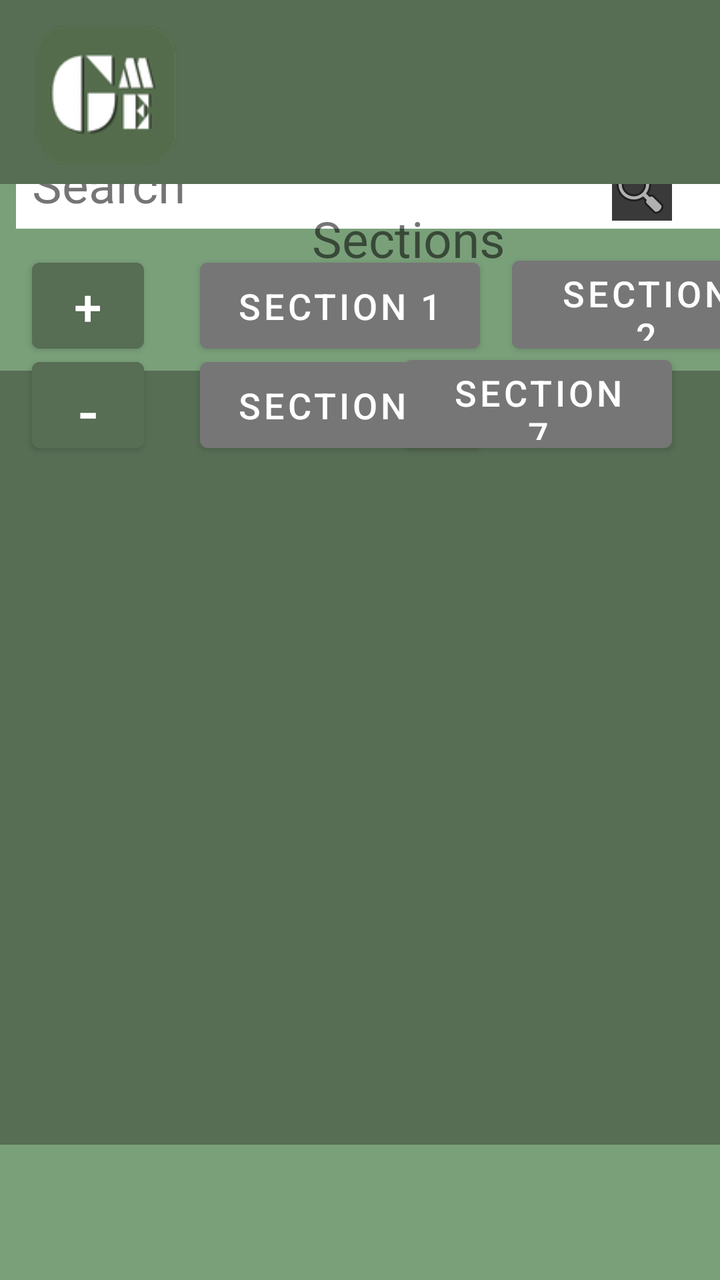
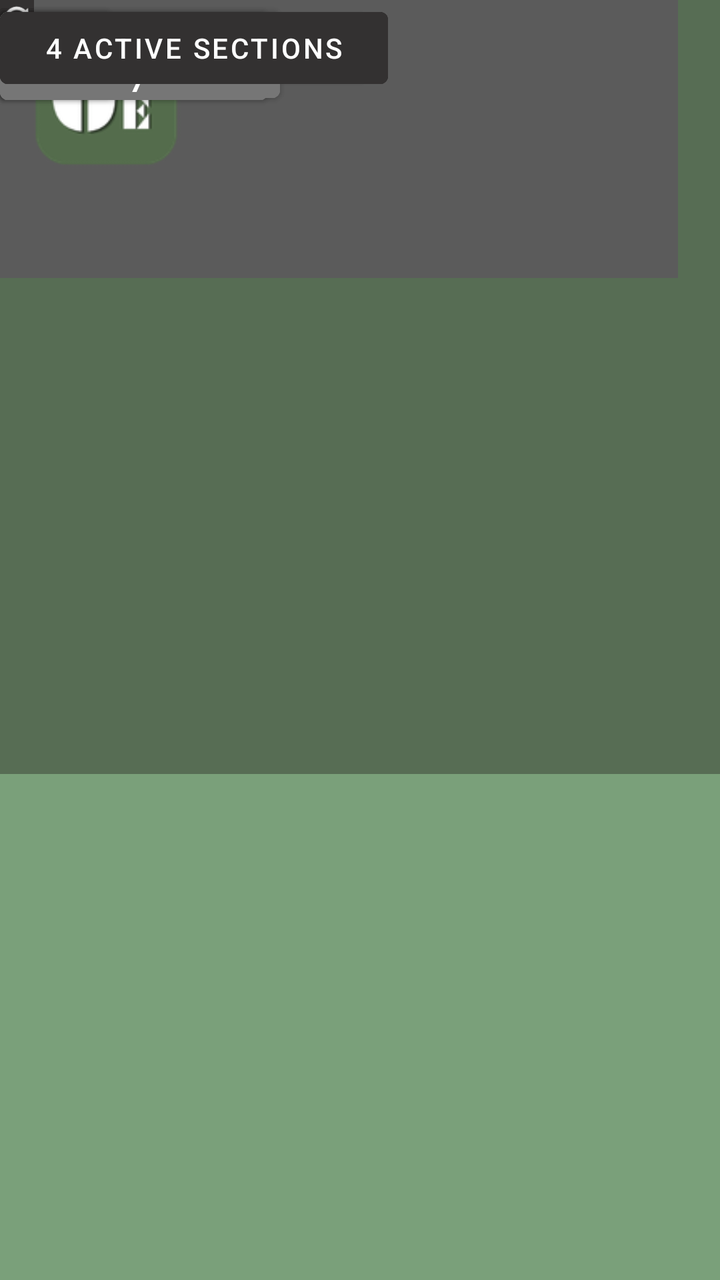

Before-and-after screenshots of an Android layout around one commit, followed by the original layout XML and the change that was made.
<!-- AndroidManifest.xml: application theme Theme.GradingMadeEasy -->
<!-- res/layout/activity_dashboard.xml -->
<?xml version="1.0" encoding="utf-8"?>
<androidx.constraintlayout.widget.ConstraintLayout xmlns:android="http://schemas.android.com/apk/res/android"
    xmlns:app="http://schemas.android.com/apk/res-auto"
    xmlns:tools="http://schemas.android.com/tools"
    android:id="@+id/main"
    android:layout_width="match_parent"
    android:layout_height="match_parent"
    android:background="#5C7358"
    android:backgroundTint="@color/white"
    tools:context=".Dashboard">

    <TextView
        android:id="@+id/textView6"
        android:layout_width="410dp"
        android:layout_height="93dp"
        android:layout_marginStart="4dp"
        android:background="#576D54"
        app:layout_constraintBottom_toBottomOf="parent"
        app:layout_constraintStart_toStartOf="parent"
        app:layout_constraintTop_toTopOf="parent"
        app:layout_constraintVertical_bias="0.0" />

    <TextView
        android:id="@+id/textView7"
        android:layout_width="427dp"
        android:layout_height="77dp"
        android:background="#576D54"
        app:layout_constraintBottom_toBottomOf="parent"
        app:layout_constraintEnd_toEndOf="parent"
        app:layout_constraintTop_toTopOf="parent"
        app:layout_constraintVertical_bias="1.0" />

    <TextView
        android:id="@+id/textView8"
        android:layout_width="417dp"
        android:layout_height="725dp"
        android:background="#7AA07A"
        app:layout_constraintBottom_toBottomOf="@+id/textView7"
        app:layout_constraintStart_toStartOf="parent"
        app:layout_constraintTop_toTopOf="@+id/textView6"
        app:layout_constraintVertical_bias="0.554" />

    <TextView
        android:id="@+id/textView9"
        android:layout_width="392dp"
        android:layout_height="37dp"
        android:layout_marginStart="8dp"
        android:background="#FFFFFF"
        app:layout_constraintBottom_toBottomOf="parent"
        app:layout_constraintStart_toStartOf="parent"
        app:layout_constraintTop_toTopOf="parent"
        app:layout_constraintVertical_bias="0.128" />

    <TextView
        android:id="@+id/textView11"
        android:layout_width="84dp"
        android:layout_height="39dp"
        android:layout_marginStart="16dp"
        android:text="Search"
        android:textSize="25sp"
        app:layout_constraintBottom_toBottomOf="parent"
        app:layout_constraintStart_toStartOf="parent"
        app:layout_constraintTop_toTopOf="parent"
        app:layout_constraintVertical_bias="0.125" />

    <TextView
        android:id="@+id/textView12"
        android:layout_width="30dp"
        android:layout_height="31dp"
        android:layout_marginEnd="24dp"
        android:background="#3A3A3A"
        app:layout_constraintBottom_toBottomOf="parent"
        app:layout_constraintEnd_toEndOf="parent"
        app:layout_constraintTop_toTopOf="parent"
        app:layout_constraintVertical_bias="0.13" />

    <ImageView
        android:id="@+id/imageView9"
        android:layout_width="wrap_content"
        android:layout_height="wrap_content"
        android:layout_marginEnd="24dp"
        app:layout_constraintBottom_toBottomOf="parent"
        app:layout_constraintEnd_toEndOf="parent"
        app:layout_constraintTop_toTopOf="parent"
        app:layout_constraintVertical_bias="0.13"
        app:srcCompat="@android:drawable/ic_menu_search" />

    <Button
        android:id="@+id/button3"
        android:layout_width="56dp"
        android:layout_height="55dp"
        android:layout_marginStart="16dp"
        android:backgroundTint="#576d54"
        android:text="+"
        android:textSize="25sp"
        app:layout_constraintBottom_toBottomOf="parent"
        app:layout_constraintStart_toStartOf="parent"
        app:layout_constraintTop_toTopOf="parent"
        app:layout_constraintVertical_bias="0.214" />

    <Button
        android:id="@+id/button8"
        android:layout_width="56dp"
        android:layout_height="55dp"
        android:layout_marginStart="16dp"
        android:backgroundTint="#576d54"
        android:text="-"
        android:textSize="30sp"
        app:layout_constraintBottom_toBottomOf="parent"
        app:layout_constraintStart_toStartOf="parent"
        app:layout_constraintTop_toTopOf="parent"
        app:layout_constraintVertical_bias="0.299" />

    <Button
        android:layout_width="140dp"
        android:layout_height="55dp"
        android:layout_marginStart="100dp"
        android:backgroundTint="#767676"
        android:text="Section 1"
        android:textSize="18sp"
        app:layout_constraintBottom_toBottomOf="parent"
        app:layout_constraintStart_toStartOf="parent"
        app:layout_constraintTop_toTopOf="parent"
        app:layout_constraintVertical_bias="0.214" />

    <Button
        android:id="@+id/button6"
        android:layout_width="140dp"
        android:layout_height="55dp"
        android:layout_marginStart="100dp"
        android:backgroundTint="#767676"
        android:text="Section 6"
        android:textSize="18sp"
        app:layout_constraintBottom_toBottomOf="parent"
        app:layout_constraintStart_toStartOf="parent"
        app:layout_constraintTop_toTopOf="parent"
        app:layout_constraintVertical_bias="0.299" />

    <TextView
        android:id="@+id/textView16"
        android:layout_width="432dp"
        android:layout_height="92dp"
        android:background="#576D54"
        app:layout_constraintBottom_toBottomOf="parent"
        app:layout_constraintStart_toStartOf="parent"
        app:layout_constraintTop_toTopOf="parent"
        app:layout_constraintVertical_bias="0.0" />

    <TextView
        android:id="@+id/textView15"
        android:layout_width="wrap_content"
        android:layout_height="wrap_content"
        android:layout_marginStart="156dp"
        android:text="Sections"
        android:textSize="25dp"
        app:layout_constraintBottom_toBottomOf="parent"
        app:layout_constraintStart_toStartOf="parent"
        app:layout_constraintTop_toTopOf="parent"
        app:layout_constraintVertical_bias="0.169" />

    <Button
        android:id="@+id/button5"
        android:layout_width="134dp"
        android:layout_height="56dp"
        android:layout_marginStart="256dp"
        android:backgroundTint="#767676"
        android:text="Section 2"
        android:textSize="18sp"
        app:layout_constraintBottom_toBottomOf="parent"
        app:layout_constraintStart_toStartOf="parent"
        app:layout_constraintTop_toTopOf="parent"
        app:layout_constraintVertical_bias="0.213" />

    <Button
        android:id="@+id/button7"
        android:layout_width="134dp"
        android:layout_height="56dp"
        android:layout_marginEnd="24dp"
        android:backgroundTint="#767676"
        android:text="Section 7"
        android:textSize="18sp"
        app:layout_constraintBottom_toBottomOf="parent"
        app:layout_constraintEnd_toEndOf="parent"
        app:layout_constraintTop_toTopOf="parent"
        app:layout_constraintVertical_bias="0.298" />

    <TextView
        android:id="@+id/textView2"
        android:layout_width="368dp"
        android:layout_height="387dp"
        android:background="#576D54"
        app:layout_constraintBottom_toBottomOf="@+id/textView7"
        app:layout_constraintEnd_toEndOf="parent"
        app:layout_constraintHorizontal_bias="0.372"
        app:layout_constraintStart_toStartOf="parent"
        app:layout_constraintTop_toTopOf="parent"
        app:layout_constraintVertical_bias="0.732" />

    <TextView
        android:id="@+id/textView3"
        android:layout_width="339dp"
        android:layout_height="139dp"
        android:layout_marginStart="31dp"
        android:layout_marginTop="400dp"
        android:layout_marginBottom="352dp"
        android:background="#5B5B5B"
        app:layout_constraintBottom_toBottomOf="parent"
        app:layout_constraintStart_toStartOf="parent"
        app:layout_constraintTop_toTopOf="parent" />

    <TextView
        android:id="@+id/textView5"
        android:layout_width="337dp"
        android:layout_height="62dp"
        android:layout_marginStart="31dp"
        android:layout_marginTop="567dp"
        android:layout_marginBottom="262dp"
        android:background="#5B5B5B"
        app:layout_constraintBottom_toBottomOf="parent"
        app:layout_constraintStart_toStartOf="parent"
        app:layout_constraintTop_toTopOf="parent" />

    <TextView
        android:id="@+id/textView10"
        android:layout_width="337dp"
        android:layout_height="54dp"
        android:layout_marginTop="671dp"
        android:layout_marginEnd="43dp"
        android:layout_marginBottom="166dp"
        android:background="#5B5B5B"
        app:layout_constraintBottom_toBottomOf="parent"
        app:layout_constraintEnd_toEndOf="parent"
        app:layout_constraintTop_toTopOf="parent" />

    <Button
        android:id="@+id/button"
        android:layout_width="194dp"
        android:layout_height="48dp"
        android:layout_marginStart="100dp"
        android:layout_marginTop="574dp"
        android:layout_marginBottom="269dp"
        android:backgroundTint="#333131"
        android:text="10 Sections"
        app:layout_constraintBottom_toBottomOf="parent"
        app:layout_constraintStart_toStartOf="parent"
        app:layout_constraintTop_toTopOf="parent"
        app:layout_constraintVertical_bias="0.0" />

    <Button
        android:id="@+id/button2"
        android:layout_width="194dp"
        android:layout_height="48dp"
        android:layout_marginStart="100dp"
        android:layout_marginTop="671dp"
        android:layout_marginBottom="172dp"
        android:backgroundTint="#333131"
        android:text="4 active sections"
        app:layout_constraintBottom_toBottomOf="parent"
        app:layout_constraintStart_toStartOf="parent"
        app:layout_constraintTop_toTopOf="parent" />

    <ImageView
        android:id="@+id/imageView3"
        android:layout_width="17dp"
        android:layout_height="19dp"
        android:layout_marginStart="337dp"
        android:layout_marginTop="680dp"
        android:layout_marginBottom="192dp"
        android:background="#333131"
        android:backgroundTint="#333131"
        app:layout_constraintBottom_toBottomOf="parent"
        app:layout_constraintStart_toStartOf="parent"
        app:layout_constraintTop_toTopOf="parent"
        app:srcCompat="@android:drawable/ic_popup_sync" />

    <ImageView
        android:id="@+id/AppIconSectionCreation"
        android:layout_width="89dp"
        android:layout_height="87dp"
        android:layout_marginStart="8dp"
        android:layout_marginTop="4dp"
        android:translationZ="@dimen/_2sdp"
        app:layout_constraintStart_toStartOf="parent"
        app:layout_constraintTop_toTopOf="parent"
        app:srcCompat="@drawable/gradingmadeeasylogo" />

</androidx.constraintlayout.widget.ConstraintLayout>
<!-- resources referenced by this layout -->
<resources>
  <color name="white">#FFFFFFFF</color>
  <!-- drawable gradingmadeeasylogo: png bitmap (drawable, 6187 bytes) -->
  <style name="Theme.GradingMadeEasy" parent="Theme.MaterialComponents.DayNight.NoActionBar">
          
          <item name="colorPrimary">@color/purple_500</item>
          <item name="colorPrimaryVariant">@color/purple_700</item>
          <item name="colorOnPrimary">@color/white</item>
          
          <item name="colorSecondary">@color/teal_200</item>
          <item name="colorSecondaryVariant">@color/teal_700</item>
          <item name="colorOnSecondary">@color/black</item>
          
          <item name="android:statusBarColor">?attr/colorPrimaryVariant</item>
          
      </style>
  <color name="purple_500">#FF6200EE</color>
  <color name="purple_700">#FF3700B3</color>
  <color name="teal_200">#FF03DAC5</color>
  <color name="teal_700">#FF018786</color>
  <color name="black">#FF000000</color>
</resources>

<!-- the commit's change to res/layout/activity_dashboard.xml (unified diff, before → after) -->
@@ -7,271 +7,262 @@
     android:layout_height="match_parent"
     android:background="#5C7358"
     android:backgroundTint="@color/white"
-    tools:context=".Dashboard">
+    tools:context=".Dashboard" >
 
     <TextView
         android:id="@+id/textView6"
         android:layout_width="410dp"
         android:layout_height="93dp"
-        android:layout_marginStart="4dp"
-        android:background="#576D54"
-        app:layout_constraintBottom_toBottomOf="parent"
-        app:layout_constraintStart_toStartOf="parent"
-        app:layout_constraintTop_toTopOf="parent"
-        app:layout_constraintVertical_bias="0.0" />
+        android:background="#576D54"
+        tools:layout_editor_absoluteX="-1dp"
+        tools:layout_editor_absoluteY="-1dp" />
 
     <TextView
         android:id="@+id/textView7"
         android:layout_width="427dp"
         android:layout_height="77dp"
         android:background="#576D54"
-        app:layout_constraintBottom_toBottomOf="parent"
-        app:layout_constraintEnd_toEndOf="parent"
-        app:layout_constraintTop_toTopOf="parent"
-        app:layout_constraintVertical_bias="1.0" />
+        tools:layout_editor_absoluteX="-15dp"
+        tools:layout_editor_absoluteY="816dp" />
 
     <TextView
         android:id="@+id/textView8"
         android:layout_width="417dp"
         android:layout_height="725dp"
         android:background="#7AA07A"
-        app:layout_constraintBottom_toBottomOf="@+id/textView7"
-        app:layout_constraintStart_toStartOf="parent"
-        app:layout_constraintTop_toTopOf="@+id/textView6"
-        app:layout_constraintVertical_bias="0.554" />
+        tools:layout_editor_absoluteX="0dp"
+        tools:layout_editor_absoluteY="91dp" />
 
     <TextView
         android:id="@+id/textView9"
         android:layout_width="392dp"
         android:layout_height="37dp"
-        android:layout_marginStart="8dp"
         android:background="#FFFFFF"
-        app:layout_constraintBottom_toBottomOf="parent"
-        app:layout_constraintStart_toStartOf="parent"
-        app:layout_constraintTop_toTopOf="parent"
-        app:layout_constraintVertical_bias="0.128" />
+        tools:layout_editor_absoluteX="9dp"
+        tools:layout_editor_absoluteY="110dp" />
 
     <TextView
         android:id="@+id/textView11"
         android:layout_width="84dp"
         android:layout_height="39dp"
-        android:layout_marginStart="16dp"
         android:text="Search"
-        android:textSize="25sp"
-        app:layout_constraintBottom_toBottomOf="parent"
-        app:layout_constraintStart_toStartOf="parent"
-        app:layout_constraintTop_toTopOf="parent"
-        app:layout_constraintVertical_bias="0.125" />
+        android:textSize="25dp"
+        tools:layout_editor_absoluteX="16dp"
+        tools:layout_editor_absoluteY="110dp" />
 
     <TextView
         android:id="@+id/textView12"
         android:layout_width="30dp"
         android:layout_height="31dp"
-        android:layout_marginEnd="24dp"
         android:background="#3A3A3A"
-        app:layout_constraintBottom_toBottomOf="parent"
-        app:layout_constraintEnd_toEndOf="parent"
-        app:layout_constraintTop_toTopOf="parent"
-        app:layout_constraintVertical_bias="0.13" />
+        tools:layout_editor_absoluteX="360dp"
+        tools:layout_editor_absoluteY="112dp" />
 
     <ImageView
         android:id="@+id/imageView9"
         android:layout_width="wrap_content"
         android:layout_height="wrap_content"
-        android:layout_marginEnd="24dp"
-        app:layout_constraintBottom_toBottomOf="parent"
-        app:layout_constraintEnd_toEndOf="parent"
-        app:layout_constraintTop_toTopOf="parent"
-        app:layout_constraintVertical_bias="0.13"
-        app:srcCompat="@android:drawable/ic_menu_search" />
+        app:srcCompat="@android:drawable/ic_menu_search"
+        tools:layout_editor_absoluteX="358dp"
+        tools:layout_editor_absoluteY="112dp" />
 
     <Button
         android:id="@+id/button3"
         android:layout_width="56dp"
         android:layout_height="55dp"
-        android:layout_marginStart="16dp"
         android:backgroundTint="#576d54"
         android:text="+"
-        android:textSize="25sp"
-        app:layout_constraintBottom_toBottomOf="parent"
-        app:layout_constraintStart_toStartOf="parent"
-        app:layout_constraintTop_toTopOf="parent"
-        app:layout_constraintVertical_bias="0.214" />
+        android:textSize="25dp"
+        tools:layout_editor_absoluteX="16dp"
+        tools:layout_editor_absoluteY="179dp" />
 
     <Button
         android:id="@+id/button8"
         android:layout_width="56dp"
         android:layout_height="55dp"
-        android:layout_marginStart="16dp"
         android:backgroundTint="#576d54"
         android:text="-"
-        android:textSize="30sp"
-        app:layout_constraintBottom_toBottomOf="parent"
-        app:layout_constraintStart_toStartOf="parent"
-        app:layout_constraintTop_toTopOf="parent"
-        app:layout_constraintVertical_bias="0.299" />
-
-    <Button
+        android:textSize="30dp"
+        tools:layout_editor_absoluteX="16dp"
+        tools:layout_editor_absoluteY="250dp" />
+
+    <Button
+        android:id="@+id/button4"
         android:layout_width="140dp"
         android:layout_height="55dp"
-        android:layout_marginStart="100dp"
         android:backgroundTint="#767676"
         android:text="Section 1"
-        android:textSize="18sp"
-        app:layout_constraintBottom_toBottomOf="parent"
-        app:layout_constraintStart_toStartOf="parent"
-        app:layout_constraintTop_toTopOf="parent"
-        app:layout_constraintVertical_bias="0.214" />
+        android:textSize="18dp"
+        tools:layout_editor_absoluteX="101dp"
+        tools:layout_editor_absoluteY="180dp" />
 
     <Button
         android:id="@+id/button6"
         android:layout_width="140dp"
         android:layout_height="55dp"
-        android:layout_marginStart="100dp"
         android:backgroundTint="#767676"
         android:text="Section 6"
-        android:textSize="18sp"
-        app:layout_constraintBottom_toBottomOf="parent"
+        android:textSize="18dp"
+        tools:layout_editor_absoluteX="101dp"
+        tools:layout_editor_absoluteY="249dp" />
+
+    <TextView
+        android:id="@+id/textView17"
+        android:layout_width="412dp"
+        android:layout_height="78dp"
+        android:background="#576D54"
         app:layout_constraintStart_toStartOf="parent"
-        app:layout_constraintTop_toTopOf="parent"
-        app:layout_constraintVertical_bias="0.299" />
+        tools:layout_editor_absoluteY="-1dp" />
 
     <TextView
         android:id="@+id/textView16"
-        android:layout_width="432dp"
-        android:layout_height="92dp"
-        android:background="#576D54"
-        app:layout_constraintBottom_toBottomOf="parent"
+        android:layout_width="412dp"
+        android:layout_height="78dp"
+        android:background="#576D54"
         app:layout_constraintStart_toStartOf="parent"
-        app:layout_constraintTop_toTopOf="parent"
-        app:layout_constraintVertical_bias="0.0" />
+        tools:layout_editor_absoluteY="0dp" />
 
     <TextView
         android:id="@+id/textView15"
         android:layout_width="wrap_content"
         android:layout_height="wrap_content"
-        android:layout_marginStart="156dp"
         android:text="Sections"
         android:textSize="25dp"
-        app:layout_constraintBottom_toBottomOf="parent"
-        app:layout_constraintStart_toStartOf="parent"
-        app:layout_constraintTop_toTopOf="parent"
-        app:layout_constraintVertical_bias="0.169" />
+        tools:layout_editor_absoluteX="159dp"
+        tools:layout_editor_absoluteY="149dp" />
 
     <Button
         android:id="@+id/button5"
         android:layout_width="134dp"
         android:layout_height="56dp"
-        android:layout_marginStart="256dp"
         android:backgroundTint="#767676"
         android:text="Section 2"
-        android:textSize="18sp"
-        app:layout_constraintBottom_toBottomOf="parent"
-        app:layout_constraintStart_toStartOf="parent"
-        app:layout_constraintTop_toTopOf="parent"
-        app:layout_constraintVertical_bias="0.213" />
+        android:textSize="18dp"
+        tools:layout_editor_absoluteX="256dp"
+        tools:layout_editor_absoluteY="179dp" />
 
     <Button
         android:id="@+id/button7"
         android:layout_width="134dp"
         android:layout_height="56dp"
-        android:layout_marginEnd="24dp"
         android:backgroundTint="#767676"
         android:text="Section 7"
-        android:textSize="18sp"
-        app:layout_constraintBottom_toBottomOf="parent"
-        app:layout_constraintEnd_toEndOf="parent"
-        app:layout_constraintTop_toTopOf="parent"
-        app:layout_constraintVertical_bias="0.298" />
+        android:textSize="18dp"
+        tools:layout_editor_absoluteX="256dp"
+        tools:layout_editor_absoluteY="249dp" />
+
+    <TextView
+        android:id="@+id/textView18"
+        android:layout_width="wrap_content"
+        android:layout_height="wrap_content"
+        android:textSize="15dp"
+        tools:layout_editor_absoluteX="9dp"
+        tools:layout_editor_absoluteY="159dp" />
+
+    <TextView
+        android:id="@+id/textView19"
+        android:layout_width="wrap_content"
+        android:layout_height="wrap_content"
+        android:text="delete section"
+        android:textSize="13dp"
+        tools:layout_editor_absoluteX="9dp"
+        tools:layout_editor_absoluteY="235dp" />
+
+    <TextView
+        android:id="@+id/textView20"
+        android:layout_width="wrap_content"
+        android:layout_height="wrap_content"
+        android:text="add section"
+        android:textSize="15dp"
+        tools:layout_editor_absoluteX="9dp"
+        tools:layout_editor_absoluteY="165dp" />
+
+    <TextView
+        android:id="@+id/textView22"
+        android:layout_width="369dp"
+        android:layout_height="19dp"
+        android:background="#898989"
+        tools:layout_editor_absoluteX="18dp"
+        tools:layout_editor_absoluteY="321dp" />
+
+    <TextView
+        android:id="@+id/textView23"
+        android:layout_width="83dp"
+        android:layout_height="18dp"
+        android:background="#5B5B5B"
+        android:text="you are here"
+        android:textSize="15dp"
+        tools:layout_editor_absoluteX="18dp"
+        tools:layout_editor_absoluteY="321dp" />
+
+    <TextView
+        android:id="@+id/textView24"
+        android:layout_width="wrap_content"
+        android:layout_height="wrap_content"
+        android:text="slide bar"
+        android:textSize="15dp"
+        tools:layout_editor_absoluteX="167dp"
+        tools:layout_editor_absoluteY="304dp" />
 
     <TextView
         android:id="@+id/textView2"
         android:layout_width="368dp"
         android:layout_height="387dp"
         android:background="#576D54"
-        app:layout_constraintBottom_toBottomOf="@+id/textView7"
-        app:layout_constraintEnd_toEndOf="parent"
-        app:layout_constraintHorizontal_bias="0.372"
-        app:layout_constraintStart_toStartOf="parent"
-        app:layout_constraintTop_toTopOf="parent"
-        app:layout_constraintVertical_bias="0.732" />
+        tools:layout_editor_absoluteX="16dp"
+        tools:layout_editor_absoluteY="382dp" />
 
     <TextView
         android:id="@+id/textView3"
         android:layout_width="339dp"
         android:layout_height="139dp"
-        android:layout_marginStart="31dp"
-        android:layout_marginTop="400dp"
-        android:layout_marginBottom="352dp"
-        android:background="#5B5B5B"
-        app:layout_constraintBottom_toBottomOf="parent"
-        app:layout_constraintStart_toStartOf="parent"
-        app:layout_constraintTop_toTopOf="parent" />
+        android:background="#5B5B5B"
+        tools:layout_editor_absoluteX="31dp"
+        tools:layout_editor_absoluteY="400dp" />
 
     <TextView
         android:id="@+id/textView5"
         android:layout_width="337dp"
         android:layout_height="62dp"
-        android:layout_marginStart="31dp"
-        android:layout_marginTop="567dp"
-        android:layout_marginBottom="262dp"
-        android:background="#5B5B5B"
-        app:layout_constraintBottom_toBottomOf="parent"
-        app:layout_constraintStart_toStartOf="parent"
-        app:layout_constraintTop_toTopOf="parent" />
+        android:background="#5B5B5B"
+        tools:layout_editor_absoluteX="31dp"
+        tools:layout_editor_absoluteY="567dp" />
 
     <TextView
         android:id="@+id/textView10"
         android:layout_width="337dp"
         android:layout_height="54dp"
-        android:layout_marginTop="671dp"
-        android:layout_marginEnd="43dp"
-        android:layout_marginBottom="166dp"
-        android:background="#5B5B5B"
-        app:layout_constraintBottom_toBottomOf="parent"
-        app:layout_constraintEnd_toEndOf="parent"
-        app:layout_constraintTop_toTopOf="parent" />
+        android:background="#5B5B5B"
+        tools:layout_editor_absoluteX="31dp"
+        tools:layout_editor_absoluteY="671dp" />
 
     <Button
         android:id="@+id/button"
         android:layout_width="194dp"
         android:layout_height="48dp"
-        android:layout_marginStart="100dp"
-        android:layout_marginTop="574dp"
-        android:layout_marginBottom="269dp"
         android:backgroundTint="#333131"
         android:text="10 Sections"
-        app:layout_constraintBottom_toBottomOf="parent"
-        app:layout_constraintStart_toStartOf="parent"
-        app:layout_constraintTop_toTopOf="parent"
-        app:layout_constraintVertical_bias="0.0" />
+        tools:layout_editor_absoluteX="100dp"
+        tools:layout_editor_absoluteY="574dp" />
 
     <Button
         android:id="@+id/button2"
         android:layout_width="194dp"
         android:layout_height="48dp"
-        android:layout_marginStart="100dp"
-        android:layout_marginTop="671dp"
-        android:layout_marginBottom="172dp"
         android:backgroundTint="#333131"
         android:text="4 active sections"
-        app:layout_constraintBottom_toBottomOf="parent"
-        app:layout_constraintStart_toStartOf="parent"
-        app:layout_constraintTop_toTopOf="parent" />
+        tools:layout_editor_absoluteX="100dp"
+        tools:layout_editor_absoluteY="671dp" />
 
     <ImageView
         android:id="@+id/imageView3"
         android:layout_width="17dp"
         android:layout_height="19dp"
-        android:layout_marginStart="337dp"
-        android:layout_marginTop="680dp"
-        android:layout_marginBottom="192dp"
         android:background="#333131"
         android:backgroundTint="#333131"
-        app:layout_constraintBottom_toBottomOf="parent"
-        app:layout_constraintStart_toStartOf="parent"
-        app:layout_constraintTop_toTopOf="parent"
-        app:srcCompat="@android:drawable/ic_popup_sync" />
+        app:srcCompat="@android:drawable/ic_popup_sync"
+        tools:layout_editor_absoluteX="337dp"
+        tools:layout_editor_absoluteY="680dp" />
 
     <ImageView
         android:id="@+id/AppIconSectionCreation"
